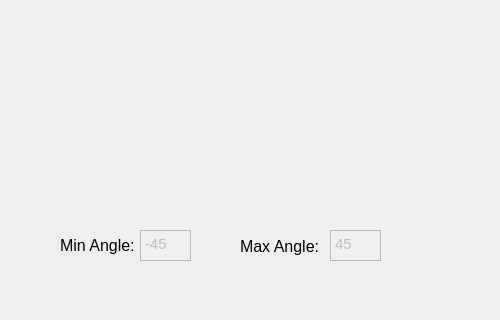
ToyotaResearchInstitute/gauges2, file resource/steering_wheel.ui: the form before one commit; both pictures show x 0 to 500 and y 230 to 550 of the 500 by 550 pixel window.
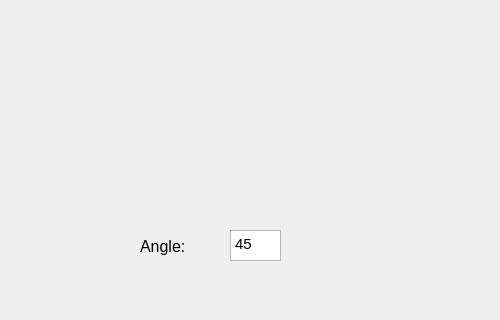
The form after the commit. Custom widgets are drawn as their Qt base class.

Commit message: Fixed steering wheel range (#24)

What changed in the file:
```diff
--- a/resource/steering_wheel.ui
+++ b/resource/steering_wheel.ui
@@ -27,11 +27,11 @@
   </property>
   <widget class="QTextEdit" name="max_value">
    <property name="enabled">
-    <bool>false</bool>
+    <bool>true</bool>
    </property>
    <property name="geometry">
     <rect>
-     <x>330</x>
+     <x>230</x>
      <y>460</y>
      <width>51</width>
      <height>31</height>
@@ -88,51 +88,10 @@
     <string>Topic:</string>
    </property>
   </widget>
-  <widget class="QTextEdit" name="min_value">
-   <property name="enabled">
-    <bool>false</bool>
-   </property>
-   <property name="geometry">
-    <rect>
-     <x>140</x>
-     <y>460</y>
-     <width>51</width>
-     <height>31</height>
-    </rect>
-   </property>
-   <property name="html">
-    <string>&lt;!DOCTYPE HTML PUBLIC &quot;-//W3C//DTD HTML 4.0//EN&quot; &quot;http://www.w3.org/TR/REC-html40/strict.dtd&quot;&gt;
-&lt;html&gt;&lt;head&gt;&lt;meta name=&quot;qrichtext&quot; content=&quot;1&quot; /&gt;&lt;style type=&quot;text/css&quot;&gt;
-p, li { white-space: pre-wrap; }
-&lt;/style&gt;&lt;/head&gt;&lt;body style=&quot; font-family:'Ubuntu'; font-size:11pt; font-weight:400; font-style:normal;&quot;&gt;
-&lt;p style=&quot; margin-top:0px; margin-bottom:0px; margin-left:0px; margin-right:0px; -qt-block-indent:0; text-indent:0px;&quot;&gt;-45&lt;/p&gt;&lt;/body&gt;&lt;/html&gt;</string>
-   </property>
-   <property name="placeholderText">
-    <string/>
-   </property>
-  </widget>
-  <widget class="QLabel" name="min_value_label">
-   <property name="geometry">
-    <rect>
-     <x>60</x>
-     <y>460</y>
-     <width>81</width>
-     <height>31</height>
-    </rect>
-   </property>
-   <property name="font">
-    <font>
-     <pointsize>12</pointsize>
-    </font>
-   </property>
-   <property name="text">
-    <string>Min Angle:</string>
-   </property>
-  </widget>
   <widget class="QLabel" name="max_value_label">
    <property name="geometry">
     <rect>
-     <x>240</x>
+     <x>140</x>
      <y>466</y>
      <width>81</width>
      <height>21</height>
@@ -144,7 +103,7 @@
     </font>
    </property>
    <property name="text">
-    <string>Max Angle:</string>
+    <string>Angle:</string>
    </property>
   </widget>
   <widget class="TopicQLineEdit" name="topic_to_subscribe">
```
The commit also changes 3 other files.
